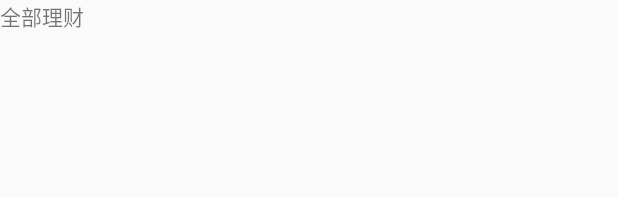
After one commit to ITLiuChuang/P2PInvest1020, an Android app: the layout fragment_invest_all.xml on its own in the app's theme, with its tools: preview values and no code run, on a phone screen of 412 x 824 dp. The commit adds this screen. Shown: the top 197 px of the screen. Run offline under Robolectric (Android 15) with nearby library versions, the phone set to English and light mode, and no system bars.

```diff
--- /dev/null
+++ b/app/src/main/res/layout/fragment_invest_all.xml
@@ -0,0 +1,11 @@
+<?xml version="1.0" encoding="utf-8"?>
+<LinearLayout xmlns:android="http://schemas.android.com/apk/res/android"
+    android:layout_width="match_parent"
+    android:layout_height="match_parent"
+    android:orientation="vertical">
+
+    <TextView
+        android:layout_width="match_parent"
+        android:layout_height="match_parent"
+        android:text="全部理财" />
+</LinearLayout>
```
Also changed, not shown: app/src/main/java/com/p2pinvest1020/adapter/InvesAdapter.java (added, +34 -0 lines), app/src/main/java/com/p2pinvest1020/fragment/InvestAllFragment.java (added, +28 -0 lines), app/src/main/java/com/p2pinvest1020/fragment/InvestFragment.java (+43 -0 lines), app/src/main/java/com/p2pinvest1020/fragment/InvestHotFragment.java (added, +28 -0 lines), app/src/main/java/com/p2pinvest1020/fragment/InvestRecommendFragment.java (added, +29 -0 lines), app/src/main/java/com/p2pinvest1020/ui/LoadingPager.java (+9 -3 lines).
